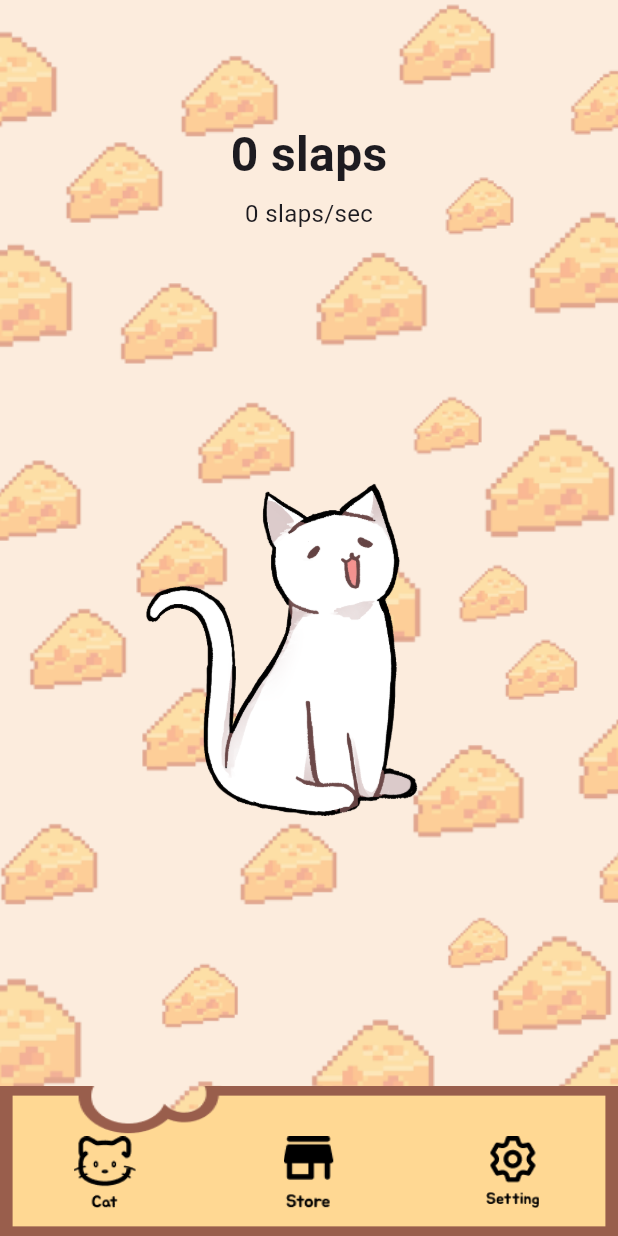
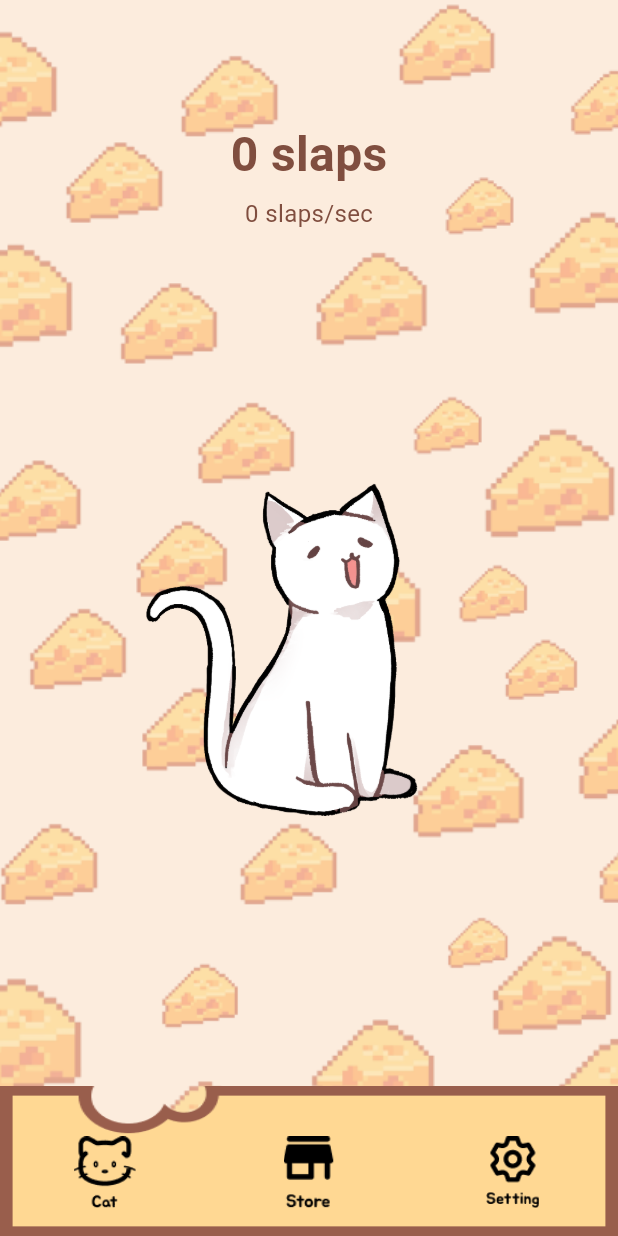
Before and after one commit to Nicha-h/chezcat, a Flutter app: the screen it shows after launch, on a phone screen of 412 x 824 dp. Run offline on Flutter 3.47's test engine with Material 3 defaults, Android fonts, the phone set to English and light mode, and no system bars; our stand-ins replace audioplayers; Roboto replaces fonts that are missing (Jua).

Commit message:
fixed color font

```diff
--- a/lib/home.dart
+++ b/lib/home.dart
@@ -77,12 +77,13 @@ class _HomePageState extends State<HomePage> {
                           fontFamily: 'Jua',
                           fontSize: 32,
                           fontWeight: FontWeight.bold,
+                          color: Color(0xFF804E3F),
                         ),
                       ),
                       const SizedBox(height: 5),
                       const Text(
                         '0 slaps/sec',
-                        style: TextStyle(fontFamily: 'Jua', fontSize: 16),
+                        style: TextStyle(fontFamily: 'Jua', fontSize: 16, color: Color(0xFF804E3F),),
                       ),
                     ],
                   ),
```
